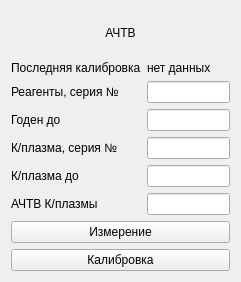
First picture: the form in choisedialog/ko2.ui, repository krang4d/Agrekola, before the edit.
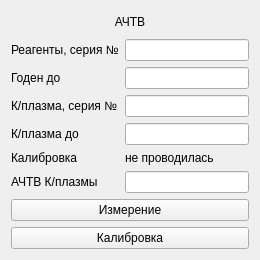
Second picture: the form after the edit.

Commit message: some chenges in the calculate of data and ui

```diff
--- a/choisedialog/ko2.ui
+++ b/choisedialog/ko2.ui
@@ -6,8 +6,8 @@
    <rect>
     <x>0</x>
     <y>0</y>
-    <width>241</width>
-    <height>282</height>
+    <width>260</width>
+    <height>260</height>
    </rect>
   </property>
   <property name="windowTitle">
@@ -41,26 +41,6 @@
    </item>
    <item>
     <layout class="QFormLayout" name="formLayout">
-     <item row="0" column="0">
-      <widget class="QLabel" name="label_6">
-       <property name="text">
-        <string>Последняя калибровка</string>
-       </property>
-      </widget>
-     </item>
-     <item row="0" column="1">
-      <widget class="QLabel" name="label_calibrationData">
-       <property name="minimumSize">
-        <size>
-         <width>40</width>
-         <height>0</height>
-        </size>
-       </property>
-       <property name="text">
-        <string>нет данных</string>
-       </property>
-      </widget>
-     </item>
      <item row="1" column="0">
       <widget class="QLabel" name="label_1">
        <property name="text">
@@ -113,7 +93,27 @@
      <item row="4" column="1">
       <widget class="QLineEdit" name="lineEdit_4"/>
      </item>
-     <item row="5" column="0">
+     <item row="6" column="0">
+      <widget class="QLabel" name="label_6">
+       <property name="text">
+        <string>Калибровка</string>
+       </property>
+      </widget>
+     </item>
+     <item row="6" column="1">
+      <widget class="QLabel" name="label_calibrationData">
+       <property name="minimumSize">
+        <size>
+         <width>40</width>
+         <height>0</height>
+        </size>
+       </property>
+       <property name="text">
+        <string>не проводилась</string>
+       </property>
+      </widget>
+     </item>
+     <item row="7" column="0">
       <widget class="QLabel" name="label_5">
        <property name="text">
         <string>АЧТВ К/плазмы</string>
@@ -123,7 +123,7 @@
        </property>
       </widget>
      </item>
-     <item row="5" column="1">
+     <item row="7" column="1">
       <widget class="QLineEdit" name="lineEdit_5"/>
      </item>
     </layout>
```
The commit also changes 9 other files.
